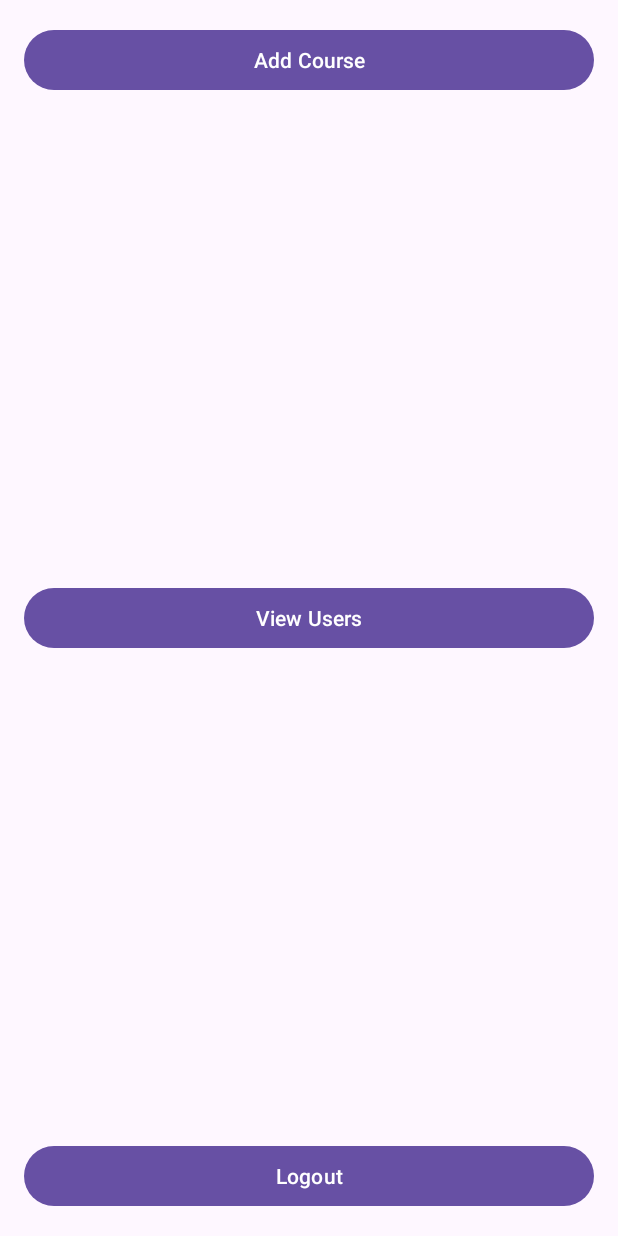
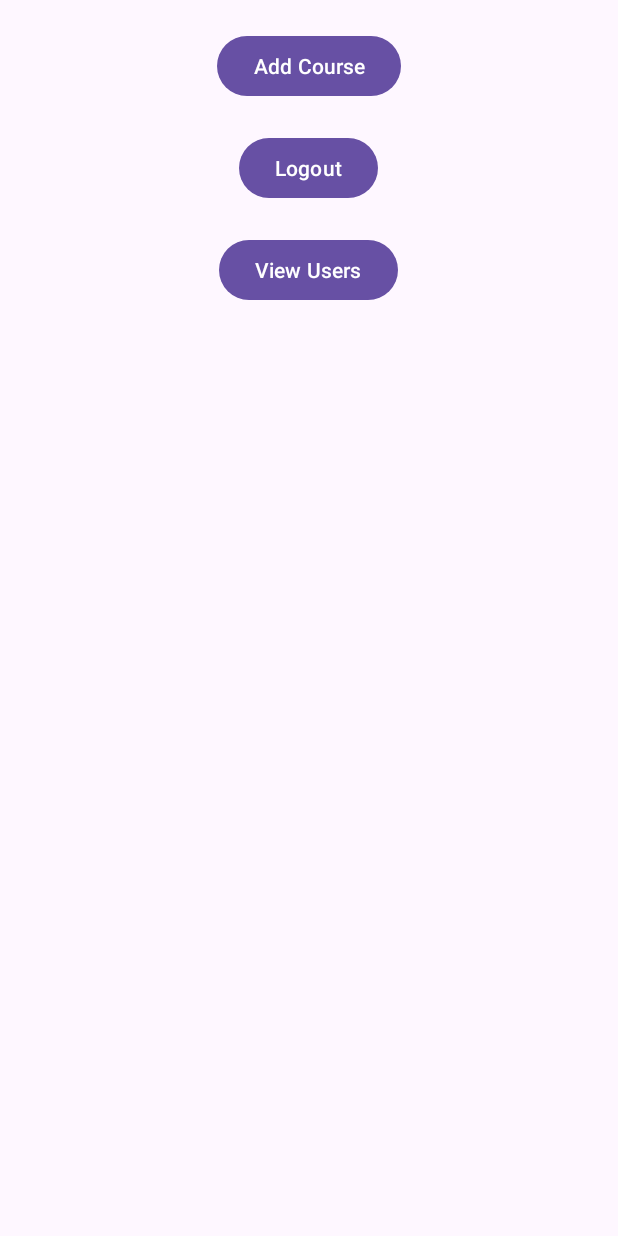
Before and after one commit to Gutierrez-16/App_android, an Android app: the MainActivity screen opened directly, with no data from a screen before it, on a phone screen of 412 x 824 dp. Run offline under Robolectric (Android 15) with nearby library versions, the phone set to English and light mode, and no system bars.

Commit message:
build: user create course and view

```diff
--- a/app/src/main/java/com/example/myapplication/DatabaseHelper.java
+++ b/app/src/main/java/com/example/myapplication/DatabaseHelper.java
@@ -7,17 +7,18 @@ import android.database.sqlite.SQLiteDatabase;
 import android.database.sqlite.SQLiteOpenHelper;
 
 public class DatabaseHelper extends SQLiteOpenHelper {
-    private static final String DATABASE_NAME = "application.db";
+
+    private static final String DATABASE_NAME = "app.db";
     private static final int DATABASE_VERSION = 1;
 
     public static final String TABLE_USERS = "users";
-    public static final String TABLE_COURSES = "courses";
-
-    public static final String COLUMN_ID = "id";
+    public static final String COLUMN_ID = "_id";
     public static final String COLUMN_USERNAME = "username";
     public static final String COLUMN_PASSWORD = "password";
+
+    public static final String TABLE_COURSES = "courses";
     public static final String COLUMN_COURSE_NAME = "course_name";
-    public static final String COLUMN_USER_ID = "user_id";
+    public static final String COLUMN_USER_ID = "user_id"; // Para relacionar el curso con el usuario
 
     public DatabaseHelper(Context context) {
         super(context, DATABASE_NAME, null, DATABASE_VERSION);
@@ -25,24 +26,24 @@ public class DatabaseHelper extends SQLiteOpenHelper {
 
     @Override
     public void onCreate(SQLiteDatabase db) {
-        String CREATE_TABLE_USERS = "CREATE TABLE " + TABLE_USERS + " ("
-                + COLUMN_ID + " INTEGER PRIMARY KEY AUTOINCREMENT, "
-                + COLUMN_USERNAME + " TEXT NOT NULL, "
-                + COLUMN_PASSWORD + " TEXT NOT NULL)";
-        db.execSQL(CREATE_TABLE_USERS);
+        String CREATE_USERS_TABLE = "CREATE TABLE " + TABLE_USERS + "("
+                + COLUMN_ID + " INTEGER PRIMARY KEY AUTOINCREMENT,"
+                + COLUMN_USERNAME + " TEXT,"
+                + COLUMN_PASSWORD + " TEXT" + ")";
+        db.execSQL(CREATE_USERS_TABLE);
 
-        String CREATE_TABLE_COURSES = "CREATE TABLE " + TABLE_COURSES + " ("
-                + COLUMN_ID + " INTEGER PRIMARY KEY AUTOINCREMENT, "
-                + COLUMN_COURSE_NAME + " TEXT NOT NULL, "
-                + COLUMN_USER_ID + " INTEGER, "
-                + "FOREIGN KEY (" + COLUMN_USER_ID + ") REFERENCES " + TABLE_USERS + "(" + COLUMN_ID + "))";
-        db.execSQL(CREATE_TABLE_COURSES);
+        String CREATE_COURSES_TABLE = "CREATE TABLE " + TABLE_COURSES + "("
+                + COLUMN_ID + " INTEGER PRIMARY KEY AUTOINCREMENT,"
+                + COLUMN_COURSE_NAME + " TEXT,"
+                + COLUMN_USER_ID + " INTEGER," // Relación con la tabla de usuarios
+                + " FOREIGN KEY (" + COLUMN_USER_ID + ") REFERENCES " + TABLE_USERS + "(" + COLUMN_ID + "))";
+        db.execSQL(CREATE_COURSES_TABLE);
     }
 
     @Override
     public void onUpgrade(SQLiteDatabase db, int oldVersion, int newVersion) {
+        db.execSQL("DROP TABLE IF EXISTS " + TABLE_USERS);
         db.execSQL("DROP TABLE IF EXISTS " + TABLE_COURSES);
-        db.execSQL("DROP TABLE IF EXISTS " + TABLE_USERS);
         onCreate(db);
     }
 
@@ -51,29 +52,25 @@ public class DatabaseHelper extends SQLiteOpenHelper {
         ContentValues values = new ContentValues();
         values.put(COLUMN_USERNAME, username);
         values.put(COLUMN_PASSWORD, password);
-        return db.insert(TABLE_USERS, null, values);
+        long id = db.insert(TABLE_USERS, null, values);
+        db.close();
+        return id;
     }
 
-    public Cursor getUser(String username, String password) {
-        SQLiteDatabase db = this.getReadableDatabase();
-        return db.query(TABLE_USERS, null,
-                COLUMN_USERNAME + "=? AND " + COLUMN_PASSWORD + "=?",
-                new String[]{username, password}, null, null, null);
+
+    public void updateUser(int id, String username, String password) {
+        SQLiteDatabase db = this.getWritableDatabase();
+        ContentValues values = new ContentValues();
+        values.put(COLUMN_USERNAME, username);
+        values.put(COLUMN_PASSWORD, password);
+        db.update(TABLE_USERS, values, COLUMN_ID + " = ?", new String[]{String.valueOf(id)});
+        db.close();
     }
 
-    public long addCourse(String courseName, int userId) {
+    public void deleteUser(int id) {
         SQLiteDatabase db = this.getWritableDatabase();
-        ContentValues values = new ContentValues();
-        values.put(COLUMN_COURSE_NAME, courseName);
-        values.put(COLUMN_USER_ID, userId);
-        return db.insert(TABLE_COURSES, null, values);
-    }
-
-    public Cursor getAllCourses(int userId) {
-        SQLiteDatabase db = this.getReadableDatabase();
-        return db.query(TABLE_COURSES, null,
-                COLUMN_USER_ID + "=?",
-                new String[]{String.valueOf(userId)}, null, null, null);
+        db.delete(TABLE_USERS, COLUMN_ID + " = ?", new String[]{String.valueOf(id)});
+        db.close();
     }
 
     public Cursor getAllUsers() {
@@ -81,21 +78,41 @@ public class DatabaseHelper extends SQLiteOpenHelper {
         return db.query(TABLE_USERS, null, null, null, null, null, null);
     }
 
-    public int updateCourse(int id, String courseName) {
+    public void addCourse(String courseName, int userId) {
         SQLiteDatabase db = this.getWritableDatabase();
         ContentValues values = new ContentValues();
         values.put(COLUMN_COURSE_NAME, courseName);
-        return db.update(TABLE_COURSES, values,
-                COLUMN_ID + "=?", new String[]{String.valueOf(id)});
+        values.put(COLUMN_USER_ID, userId); // Relacionar con el ID del usuario
+        db.insert(TABLE_COURSES, null, values);
+        db.close();
+    }
+
+    public void updateCourse(int id, String courseName) {
+        SQLiteDatabase db = this.getWritableDatabase();
+        ContentValues values = new ContentValues();
+        values.put(COLUMN_COURSE_NAME, courseName);
+        db.update(TABLE_COURSES, values, COLUMN_ID + " = ?", new String[]{String.valueOf(id)});
+        db.close();
     }
 
     public void deleteCourse(int id) {
         SQLiteDatabase db = this.getWritableDatabase();
-        db.delete(TABLE_COURSES, COLUMN_ID + "=?", new String[]{String.valueOf(id)});
+        db.delete(TABLE_COURSES, COLUMN_ID + " = ?", new String[]{String.valueOf(id)});
+        db.close();
     }
 
-    public void deleteUser(int id) {
-        SQLiteDatabase db = this.getWritableDatabase();
-        db.delete(TABLE_USERS, COLUMN_ID + "=?", new String[]{String.valueOf(id)});
+    public Cursor getAllCourses(int userId) {
+        SQLiteDatabase db = this.getReadableDatabase();
+        String query = "SELECT courses." + COLUMN_ID + ", " + COLUMN_COURSE_NAME + ", " + COLUMN_USERNAME +
+                " FROM " + TABLE_COURSES +
+                " JOIN " + TABLE_USERS + " ON courses." + COLUMN_USER_ID + " = users." + COLUMN_ID +
+                " WHERE courses." + COLUMN_USER_ID + " = " + userId;
+        return db.rawQuery(query, null);
     }
+    public Cursor getUser(String username, String password) {
+        SQLiteDatabase db = this.getReadableDatabase();
+        String query = "SELECT * FROM " + TABLE_USERS + " WHERE " + COLUMN_USERNAME + " = ? AND " + COLUMN_PASSWORD + " = ?";
+        return db.rawQuery(query, new String[]{username, password});
+    }
+
 }
--- a/app/src/main/res/layout/activity_main.xml
+++ b/app/src/main/res/layout/activity_main.xml
@@ -1,37 +1,52 @@
 <?xml version="1.0" encoding="utf-8"?>
-<LinearLayout xmlns:android="http://schemas.android.com/apk/res/android"
+<RelativeLayout xmlns:android="http://schemas.android.com/apk/res/android"
+    xmlns:tools="http://schemas.android.com/tools"
     android:layout_width="match_parent"
     android:layout_height="match_parent"
-    android:orientation="vertical"
-    android:padding="16dp">
+    tools:context=".MainActivity">
 
     <Button
         android:id="@+id/btn_add_course"
-        android:layout_width="match_parent"
+        android:layout_width="wrap_content"
         android:layout_height="wrap_content"
-        android:text="Add Course" />
+        android:text="Add Course"
+        android:layout_alignParentTop="true"
+        android:layout_centerHorizontal="true"
+        android:layout_marginTop="20dp" />
+
+    <Button
+        android:id="@+id/btn_logout"
+        android:layout_width="wrap_content"
+        android:layout_height="wrap_content"
+        android:text="Logout"
+        android:layout_below="@id/btn_add_course"
+        android:layout_centerHorizontal="true"
+        android:layout_marginTop="20dp" />
+
+    <Button
+        android:id="@+id/btn_view_users"
+        android:layout_width="wrap_content"
+        android:layout_height="wrap_content"
+        android:text="View Users"
+        android:layout_below="@id/btn_logout"
+        android:layout_centerHorizontal="true"
+        android:layout_marginTop="20dp" />
 
     <ListView
         android:id="@+id/list_view_courses"
         android:layout_width="match_parent"
         android:layout_height="wrap_content"
-        android:layout_weight="1" />
-
-    <Button
-        android:id="@+id/btn_view_users"
-        android:layout_width="match_parent"
-        android:layout_height="wrap_content"
-        android:text="View Users" />
+        android:layout_below="@id/btn_view_users"
+        android:layout_marginTop="20dp"
+        android:divider="@android:color/darker_gray"
+        android:dividerHeight="1dp" />
 
     <ListView
         android:id="@+id/list_view_users"
         android:layout_width="match_parent"
         android:layout_height="wrap_content"
-        android:layout_weight="1" />
-
-    <Button
-        android:id="@+id/btn_logout"
-        android:layout_width="match_parent"
-        android:layout_height="wrap_content"
-        android:text="Logout" />
-</LinearLayout>
+        android:layout_below="@id/list_view_courses"
+        android:layout_marginTop="20dp"
+        android:divider="@android:color/darker_gray"
+        android:dividerHeight="1dp" />
+</RelativeLayout>
```
Also changed, not shown: app/src/main/java/com/example/myapplication/MainActivity.java (+45 -4 lines), app/src/main/res/layout/activity_login.xml (+19 -6 lines), app/src/main/res/layout/activity_register.xml (+15 -5 lines), app/src/main/res/layout/dialog_add_update_user.xml (line endings or trailing spaces), app/src/main/res/layout/dialog_update_course.xml (line endings or trailing spaces).
